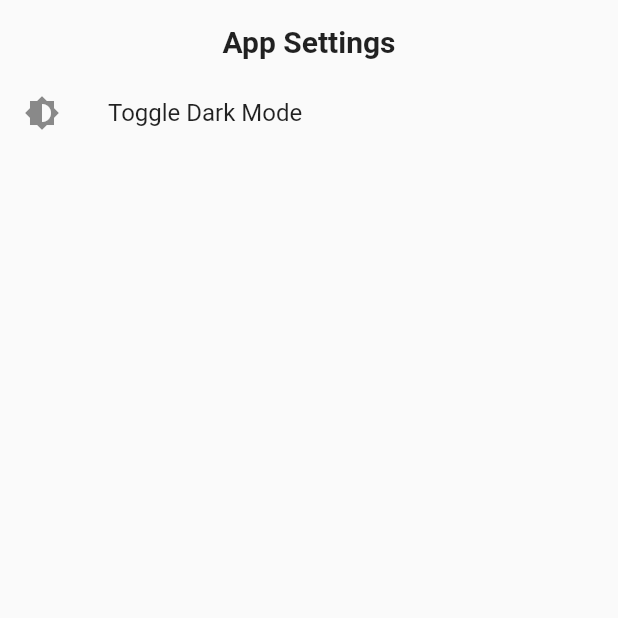
After one commit to lukepighetti/Flutter-Community-Challenges, a Flutter app: the Settings screen opened by its route, after a tap on "Toggle Dark Mode", on a phone screen of 412 x 824 dp, the top half of it. The commit adds this screen. Run offline on Flutter 3.47's test engine with Material 2 defaults, Android fonts, the phone set to English and light mode, and no system bars; our stand-ins replace dynamic_theme, outline_material_icons; missing offline and left inert: groovin_material_icons, groovin_widgets, rounded_modal; Roboto replaces fonts that are missing (GoogleSans).

Commit message:
added code for dark mode

```diff
--- a/lib/main.dart
+++ b/lib/main.dart
@@ -1,23 +1,29 @@
 import 'package:flutter/material.dart';
 import 'package:flutter_community_challenges/hall_of_fame.dart';
 import 'package:flutter_community_challenges/mainViews.dart';
+import 'package:flutter_community_challenges/settings.dart';
 import 'package:flutter_community_challenges/submit_entry.dart';
 import 'package:flutter_community_challenges/suggest_challenge.dart';
 import 'package:flutter_community_challenges/upcoming_challenges.dart';
+import 'package:dynamic_theme/dynamic_theme.dart';
 
 void main() => runApp(MyApp());
 
 class MyApp extends StatelessWidget {
   @override
   Widget build(BuildContext context) {
-    return MaterialApp(
-      title: 'Flutter Community Challenges',
-      theme: ThemeData(
+    return DynamicTheme(
+        defaultBrightness: Brightness.light,
+        data: (brightness) => ThemeData(
           primarySwatch: Colors.indigo,
           primaryColor: Colors.indigo,
           accentColor: Colors.indigoAccent,
           fontFamily: 'GoogleSans'
         ),
+        themedWidgetBuilder: (context, theme) {
+          return MaterialApp(
+            title: 'Flutter Demo',
+            theme: theme,
             home: MainViews(title: 'Flutter Community Challenges'),
             debugShowCheckedModeBanner: false,
             routes: <String, WidgetBuilder>{
@@ -25,7 +31,10 @@ class MyApp extends StatelessWidget {
               "/UpcomingChallenges": (BuildContext context) => UpcomingChallenges(),
               "/SuggestChallenge": (BuildContext context) => SuggestChallenge(),
               "/SubmitEntryToChallenge": (BuildContext context) => SubmitEntryToChallenge(),
+              "/Settings": (BuildContext context) => Settings(),
             },
           );
         }
+    );
   }
+}
--- a/lib/mainViews.dart
+++ b/lib/mainViews.dart
@@ -117,7 +117,10 @@ class _MainViewsState extends State<MainViews> {
                               child: ListTile(
                                 leading: Icon(OMIcons.settings),
                                 title: Text("App Settings"),
-                                onTap: () {},
+                                onTap: () {
+                                  Navigator.pop(context);
+                                  Navigator.pushNamed(context, '/Settings');
+                                },
                               ),
                             ),
                             Divider(
--- /dev/null
+++ b/lib/settings.dart
@@ -0,0 +1,55 @@
+import 'package:dynamic_theme/dynamic_theme.dart';
+import 'package:flutter/material.dart';
+
+class Settings extends StatefulWidget {
+  @override
+  _SettingsState createState() => _SettingsState();
+}
+
+class _SettingsState extends State<Settings> {
+  void changeBrightness() {
+    DynamicTheme.of(context).setBrightness(
+      Theme.of(context).brightness == Brightness.light
+        ? Brightness.dark
+        : Brightness.light,
+    );
+    print(Theme.of(context).brightness);
+  }
+
+  @override
+  Widget build(BuildContext context) {
+    return Scaffold(
+      body: SafeArea(
+        child: Column(
+          children: <Widget>[
+            Padding(
+              padding: const EdgeInsets.only(top: 16.0),
+              child: Row(
+                mainAxisAlignment: MainAxisAlignment.center,
+                children: <Widget>[
+                  Text(
+                    "App Settings",
+                    style: TextStyle(
+                      fontSize: 20.0,
+                      fontWeight: FontWeight.bold,
+                    ),
+                  ),
+                ],
+              ),
+            ),
+            Padding(
+              padding: const EdgeInsets.only(top: 8.0),
+              child: ListTile(
+                leading: Icon(Icons.brightness_6),
+                title: Text("Toggle Dark Mode"),
+                onTap: () {
+                  changeBrightness();
+                },
+              ),
+            ),
+          ],
+        ),
+      ),
+    );
+  }
+}
--- a/pubspec.yaml
+++ b/pubspec.yaml
@@ -9,6 +9,7 @@ dependencies:
   groovin_widgets: ^1.1.0
   rounded_modal: ^1.0.0
   outline_material_icons: ^0.1.0
+  dynamic_theme: ^1.0.0
 
 dev_dependencies:
   flutter_test:
```
Also changed, not shown: lib/challenge_suggestions.dart (renamed from lib/challengeSuggestions.dart). Lines whose indentation alone changed are shown as unchanged.
